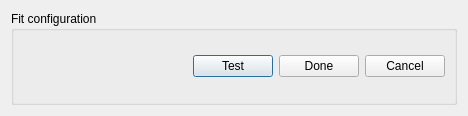
First picture: the form in iintgui/ui/iintFitConfig.ui, repository syncope/iint-gui, before the edit.
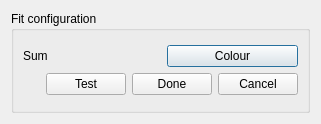
Second picture: the form after the edit.

Commit message: + add sum part to general widget, add hide/show function

The edit to the form file:
```diff
--- a/iintgui/ui/iintFitConfig.ui
+++ b/iintgui/ui/iintFitConfig.ui
@@ -6,8 +6,8 @@
    <rect>
     <x>0</x>
     <y>0</y>
-    <width>468</width>
-    <height>116</height>
+    <width>321</width>
+    <height>124</height>
    </rect>
   </property>
   <property name="windowTitle">
@@ -23,7 +23,33 @@
       <item row="0" column="0">
        <layout class="QVBoxLayout" name="verticalLayout">
         <item>
-         <layout class="QVBoxLayout" name="functionlist"/>
+         <layout class="QVBoxLayout" name="functionlist">
+          <item>
+           <layout class="QHBoxLayout" name="horizontalLayout_2">
+            <item>
+             <widget class="QLabel" name="sumLabel">
+              <property name="text">
+               <string>Sum</string>
+              </property>
+             </widget>
+            </item>
+            <item>
+             <spacer name="sumSpacer">
+              <property name="orientation">
+               <enum>Qt::Horizontal</enum>
+              </property>
+             </spacer>
+            </item>
+            <item>
+             <widget class="QPushButton" name="sumColourButton">
+              <property name="text">
+               <string>Colour</string>
+              </property>
+             </widget>
+            </item>
+           </layout>
+          </item>
+         </layout>
         </item>
         <item>
          <layout class="QHBoxLayout" name="horizontalLayout">
```
Left out of the diff: 2 changed lines with no effect on the pictures. The commit also changes 1 other file.
